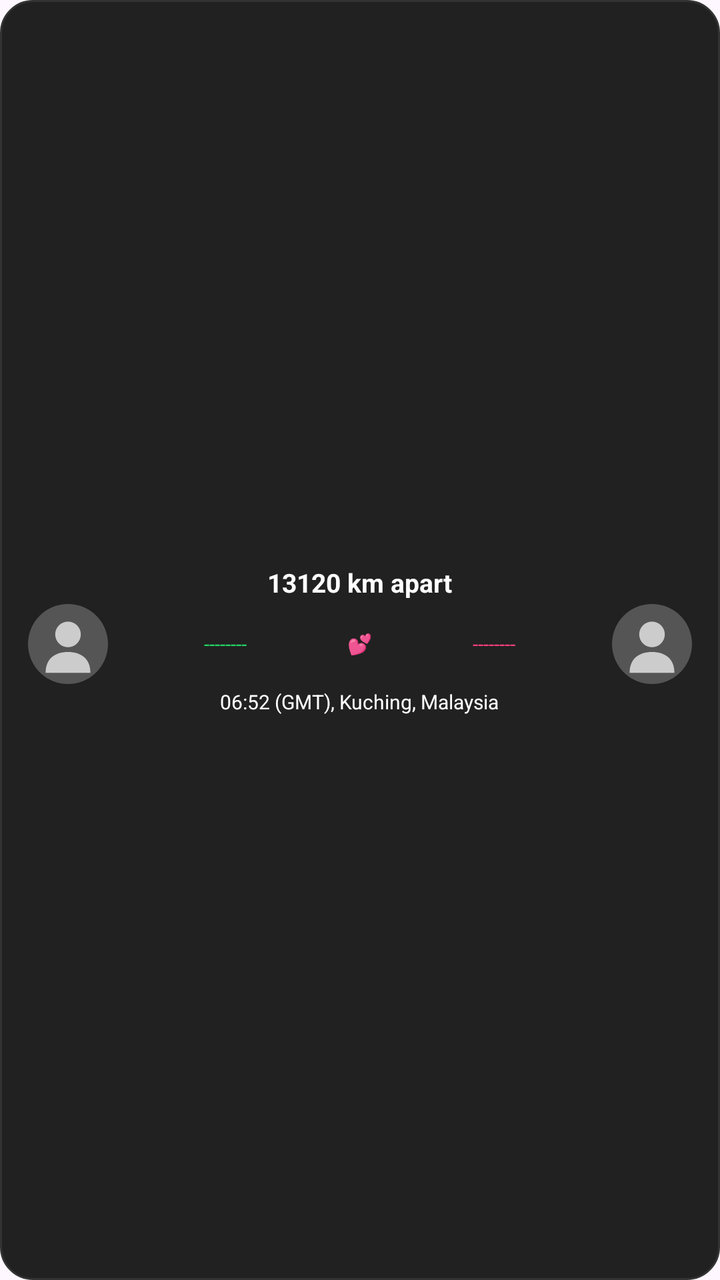
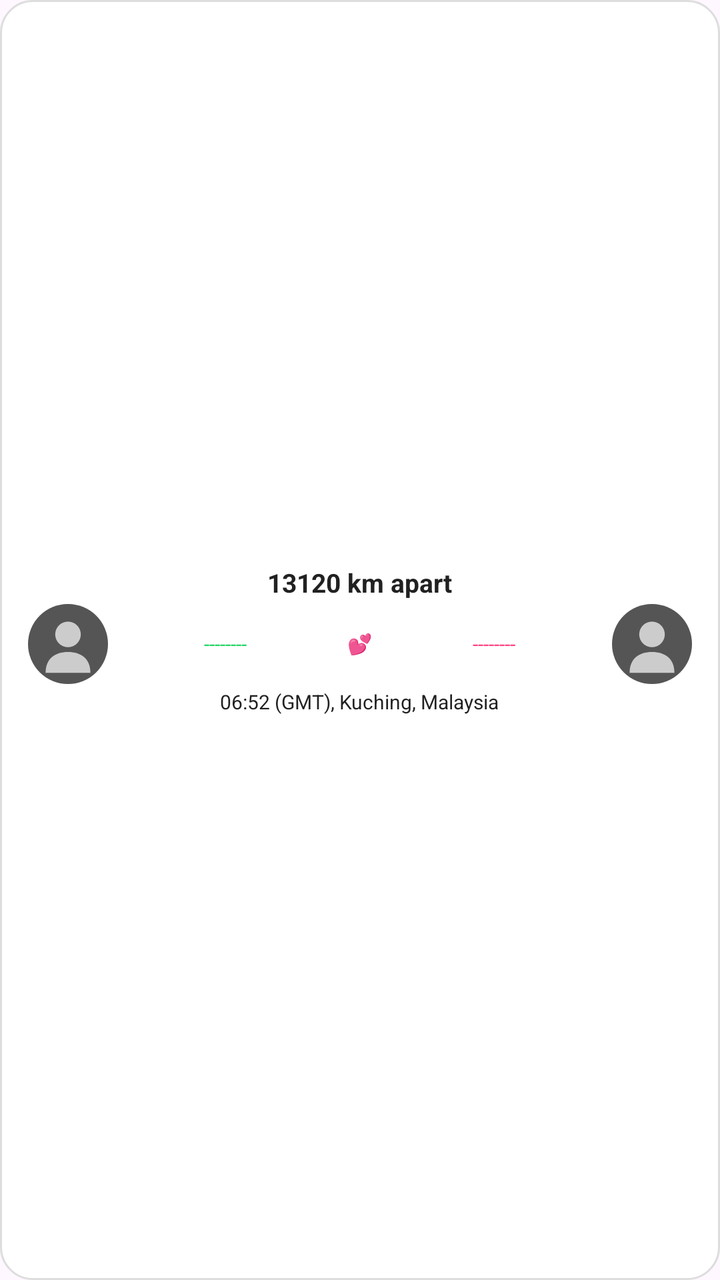

Two renders of the same Android screen: before a commit and after it. Below are the layout's source before the change and the commit's diff.
<!-- AndroidManifest.xml: application theme Theme.ProjectCecily -->
<!-- res/layout/widget_ldr_status.xml -->
<?xml version="1.0" encoding="utf-8"?>
<LinearLayout xmlns:android="http://schemas.android.com/apk/res/android"
    android:id="@+id/widget_ldr_root"
    android:layout_width="match_parent"
    android:layout_height="match_parent"
    android:background="@drawable/widget_background"
    android:gravity="center"
    android:orientation="vertical"
    android:paddingStart="6dp"
    android:paddingTop="3dp"
    android:paddingEnd="6dp"
    android:paddingBottom="3dp">

    
    <TextView
        android:id="@+id/tvWidgetTopLine"
        android:layout_width="wrap_content"
        android:layout_height="wrap_content"
        android:gravity="center"
        android:text="13120 km apart"
        android:textColor="#FFFFFF"
        android:textSize="13sp"
        android:textStyle="bold" />

    
    <LinearLayout
        android:layout_width="match_parent"
        android:layout_height="wrap_content"
        android:layout_marginTop="2dp"
        android:layout_marginBottom="2dp"
        android:gravity="center"
        android:orientation="horizontal"
        android:paddingStart="8dp"
        android:paddingEnd="8dp">

        <ImageView
            android:id="@+id/ivWidgetMyAvatar"
            android:layout_width="40dp"
            android:layout_height="40dp"
            android:contentDescription="My Avatar"
            android:scaleType="centerCrop"
            android:src="@drawable/ic_blank_user" />

        <TextView
            android:id="@+id/tvLeftDottedLine"
            android:layout_width="0dp"
            android:layout_height="wrap_content"
            android:layout_weight="1"
            android:gravity="center"
            android:text="--------"
            android:textColor="#25D366"
            android:textSize="10sp" />

        <TextView
            android:id="@+id/tvCenterHearts"
            android:layout_width="wrap_content"
            android:layout_height="wrap_content"
            android:layout_marginStart="2dp"
            android:layout_marginEnd="2dp"
            android:gravity="center"
            android:text="💕"
            android:textColor="#FF4081"
            android:textSize="10sp" />

        <TextView
            android:id="@+id/tvRightDottedLine"
            android:layout_width="0dp"
            android:layout_height="wrap_content"
            android:layout_weight="1"
            android:gravity="center"
            android:text="--------"
            android:textColor="#FF4081"
            android:textSize="10sp" />

        <ImageView
            android:id="@+id/ivWidgetPartnerAvatar"
            android:layout_width="40dp"
            android:layout_height="40dp"
            android:contentDescription="Partner Avatar"
            android:scaleType="centerCrop"
            android:src="@drawable/ic_blank_user" />

    </LinearLayout>

    
    <TextView
        android:id="@+id/tvWidgetBottomLine"
        android:layout_width="wrap_content"
        android:layout_height="wrap_content"
        android:gravity="center"
        android:text="06:52 (GMT), Kuching, Malaysia"
        android:textColor="#FFFFFF"
        android:textSize="10sp" />

</LinearLayout>
<!-- resources referenced by this layout -->
<resources>
  <!-- drawable ic_blank_user (drawable) -->
  <?xml version="1.0" encoding="utf-8"?>
  <vector xmlns:android="http://schemas.android.com/apk/res/android"
      android:width="120dp"
      android:height="120dp"
      android:viewportWidth="100"
      android:viewportHeight="100">
      
      <path
          android:fillColor="#555555"
          android:pathData="M0,50 A50,50 0 1,0 100,50 A50,50 0 1,0 0,50 Z" />
      
      <path
          android:fillColor="#CCCCCC"
          android:pathData="M50,22 A16,16 0 1,0 50,54 A16,16 0 1,0 50,22 Z" />
      
      <path
          android:fillColor="#CCCCCC"
          android:pathData="M22,86 C22,68 34,60 50,60 C66,60 78,68 78,86 Z" />
  </vector>
  <!-- drawable widget_background (drawable) -->
  <?xml version="1.0" encoding="utf-8"?>
  <shape xmlns:android="http://schemas.android.com/apk/res/android">
      <solid android:color="#212121" />
      <corners android:radius="16dp" />
      <stroke android:width="1dp" android:color="#333333" />
  </shape>
  <style name="Theme.ProjectCecily" parent="Base.Theme.ProjectCecily" />
  <style name="Base.Theme.ProjectCecily" parent="Theme.Material3.DayNight.NoActionBar">
          
          <item name="colorPrimary">@color/nav_selected</item>
          <item name="windowActionBar">false</item>
          <item name="windowNoTitle">true</item>
  
          
          <item name="colorOnSecondaryContainer">@color/nav_selected</item>
      </style>
  <color name="nav_selected">#007AFF</color>
</resources>

<!-- the commit's change to res/layout/widget_ldr_status.xml (unified diff, before → after) -->
@@ -18,7 +18,7 @@
         android:layout_height="wrap_content"
         android:gravity="center"
         android:text="13120 km apart"
-        android:textColor="#FFFFFF"
+        android:textColor="@color/widget_text_color"
         android:textSize="13sp"
         android:textStyle="bold" />
 
@@ -89,7 +89,7 @@
         android:layout_height="wrap_content"
         android:gravity="center"
         android:text="06:52 (GMT), Kuching, Malaysia"
-        android:textColor="#FFFFFF"
+        android:textColor="@color/widget_text_color"
         android:textSize="10sp" />
 
 </LinearLayout>
<!-- resource entries referenced after the edit -->
@@ -1,5 +1,6 @@
 <!-- resources referenced by this layout -->
 <resources>
+  <color name="widget_text_color">#212121</color>
   <!-- drawable ic_blank_user (drawable) -->
   <?xml version="1.0" encoding="utf-8"?>
   <vector xmlns:android="http://schemas.android.com/apk/res/android"
@@ -23,11 +24,13 @@
   <!-- drawable widget_background (drawable) -->
   <?xml version="1.0" encoding="utf-8"?>
   <shape xmlns:android="http://schemas.android.com/apk/res/android">
-      <solid android:color="#212121" />
+      <solid android:color="@color/widget_bg_color" />
       <corners android:radius="16dp" />
-      <stroke android:width="1dp" android:color="#333333" />
+      <stroke android:width="1dp" android:color="@color/widget_stroke_color" />
   </shape>
   <style name="Theme.ProjectCecily" parent="Base.Theme.ProjectCecily" />
+  <color name="widget_bg_color">#FFFFFF</color>
+  <color name="widget_stroke_color">#DDDDDD</color>
   <style name="Base.Theme.ProjectCecily" parent="Theme.Material3.DayNight.NoActionBar">
           
           <item name="colorPrimary">@color/nav_selected</item>
